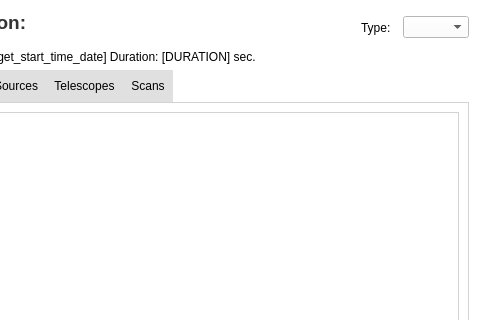
Qt form pastrocore/gui_pyside/tab_observation.ui (Torward1024/pAstroCORE) before a commit; both pictures show x 107 to 587 and y 0 to 320 of the 587 by 471 pixel window.
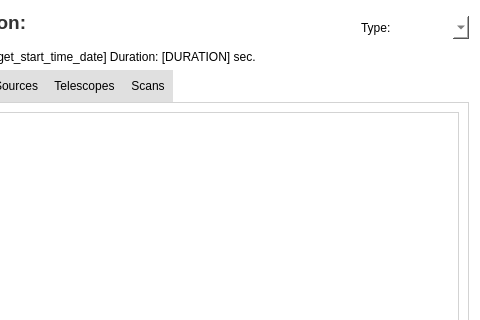
The same form after that commit.

Diff of the .ui file:
```diff
--- a/pastrocore/gui_pyside/tab_observation.ui
+++ b/pastrocore/gui_pyside/tab_observation.ui
@@ -395,6 +395,15 @@
        <height>16777215</height>
       </size>
      </property>
+     <property name="styleSheet">
+      <string notr="true">QComboBox {
+    font-family: Arial;
+    font-size: 12pt;
+    color: #333333;
+    padding: 1px;
+    border-radius: 3px;
+}</string>
+     </property>
      <property name="currentText">
       <string/>
      </property>
```
